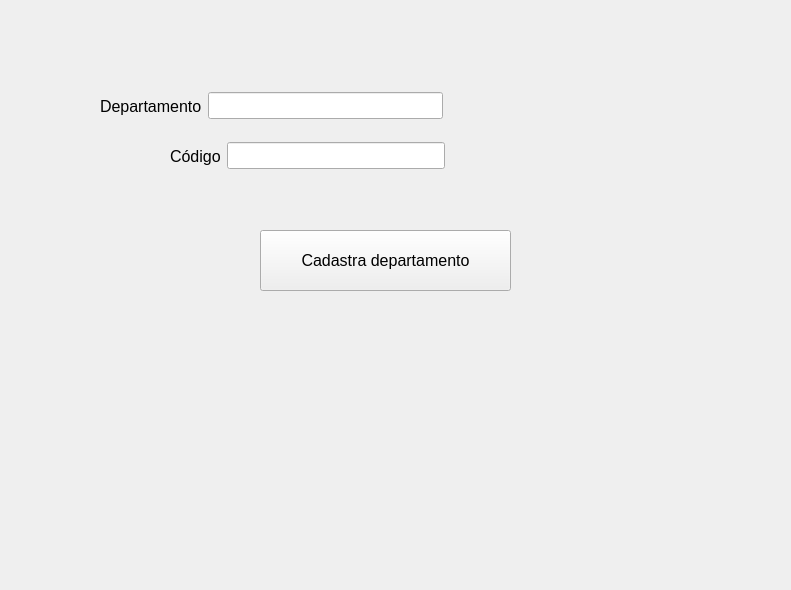
This is departamento/gui/cadastrodepartamento.ui in PedroWegner/projeto_final_desktop as Qt 5 draws it before an edit. The edited form follows.
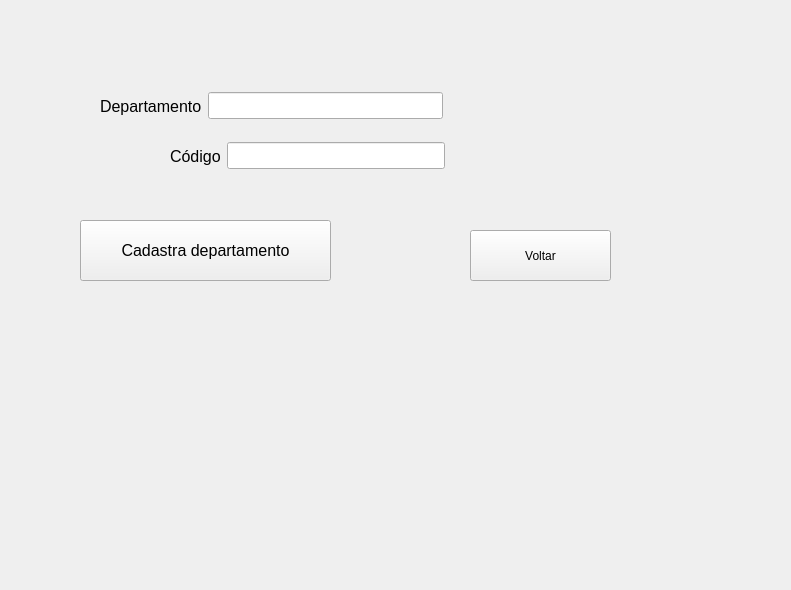
This is the edited form.

What changed in the file:
```diff
--- a/departamento/gui/cadastrodepartamento.ui
+++ b/departamento/gui/cadastrodepartamento.ui
@@ -16,8 +16,8 @@
   <widget class="QPushButton" name="btn_cadastra">
    <property name="geometry">
     <rect>
-     <x>260</x>
-     <y>230</y>
+     <x>80</x>
+     <y>220</y>
      <width>251</width>
      <height>61</height>
     </rect>
@@ -31,7 +31,7 @@
     <string>Cadastra departamento</string>
    </property>
   </widget>
-  <widget class="QWidget" name="">
+  <widget class="QWidget" name="layoutWidget">
    <property name="geometry">
     <rect>
      <x>100</x>
@@ -64,7 +64,7 @@
     </item>
    </layout>
   </widget>
-  <widget class="QWidget" name="">
+  <widget class="QWidget" name="layoutWidget">
    <property name="geometry">
     <rect>
      <x>170</x>
@@ -97,6 +97,19 @@
     </item>
    </layout>
   </widget>
+  <widget class="QPushButton" name="voltar_btn">
+   <property name="geometry">
+    <rect>
+     <x>470</x>
+     <y>230</y>
+     <width>141</width>
+     <height>51</height>
+    </rect>
+   </property>
+   <property name="text">
+    <string>Voltar</string>
+   </property>
+  </widget>
  </widget>
  <resources/>
  <connections/>
```
